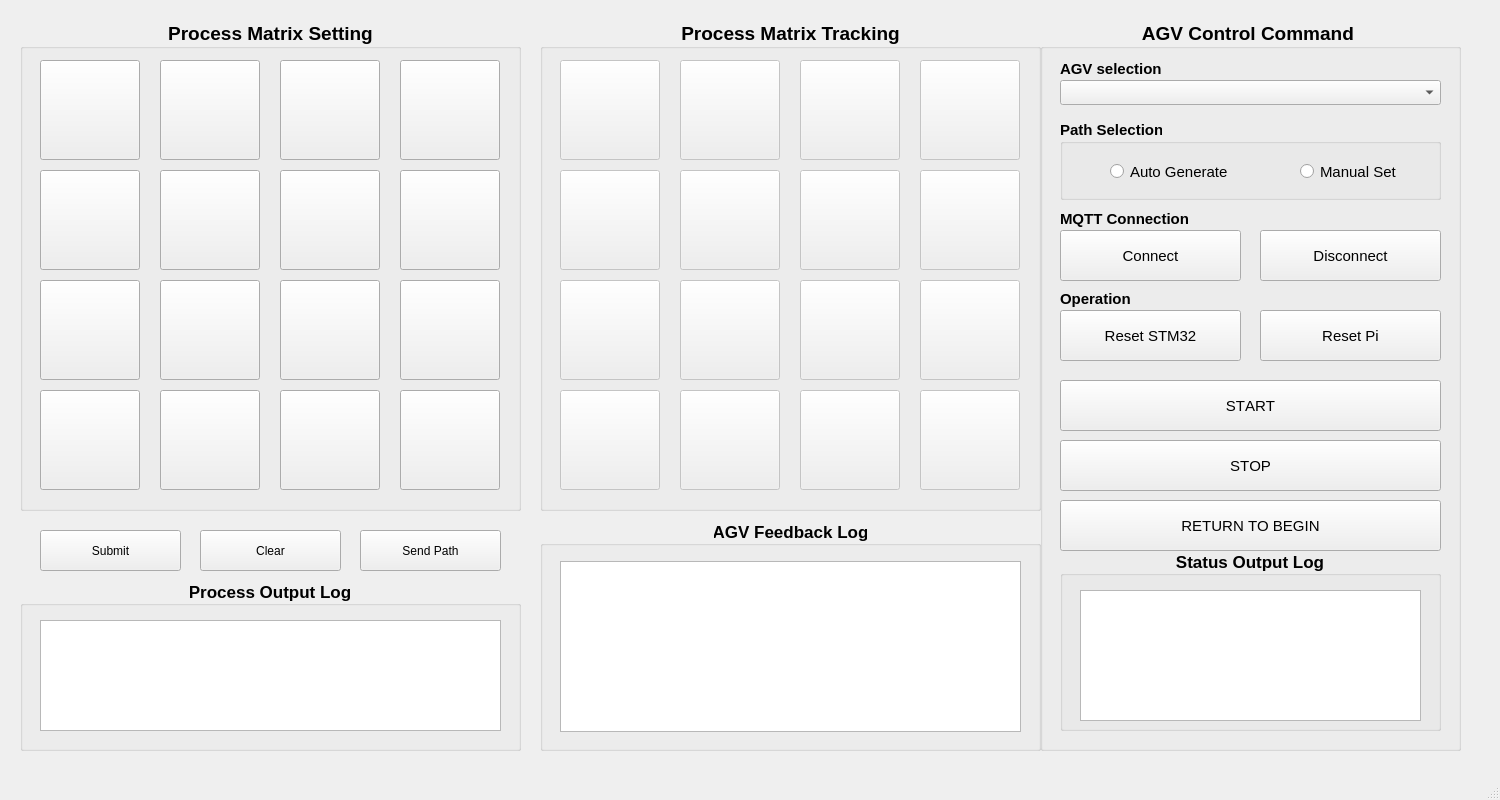
Before: the Qt Designer form software/mqtt-control/mainwindow.ui in Vienchau/qr-control, drawn with Qt 5.
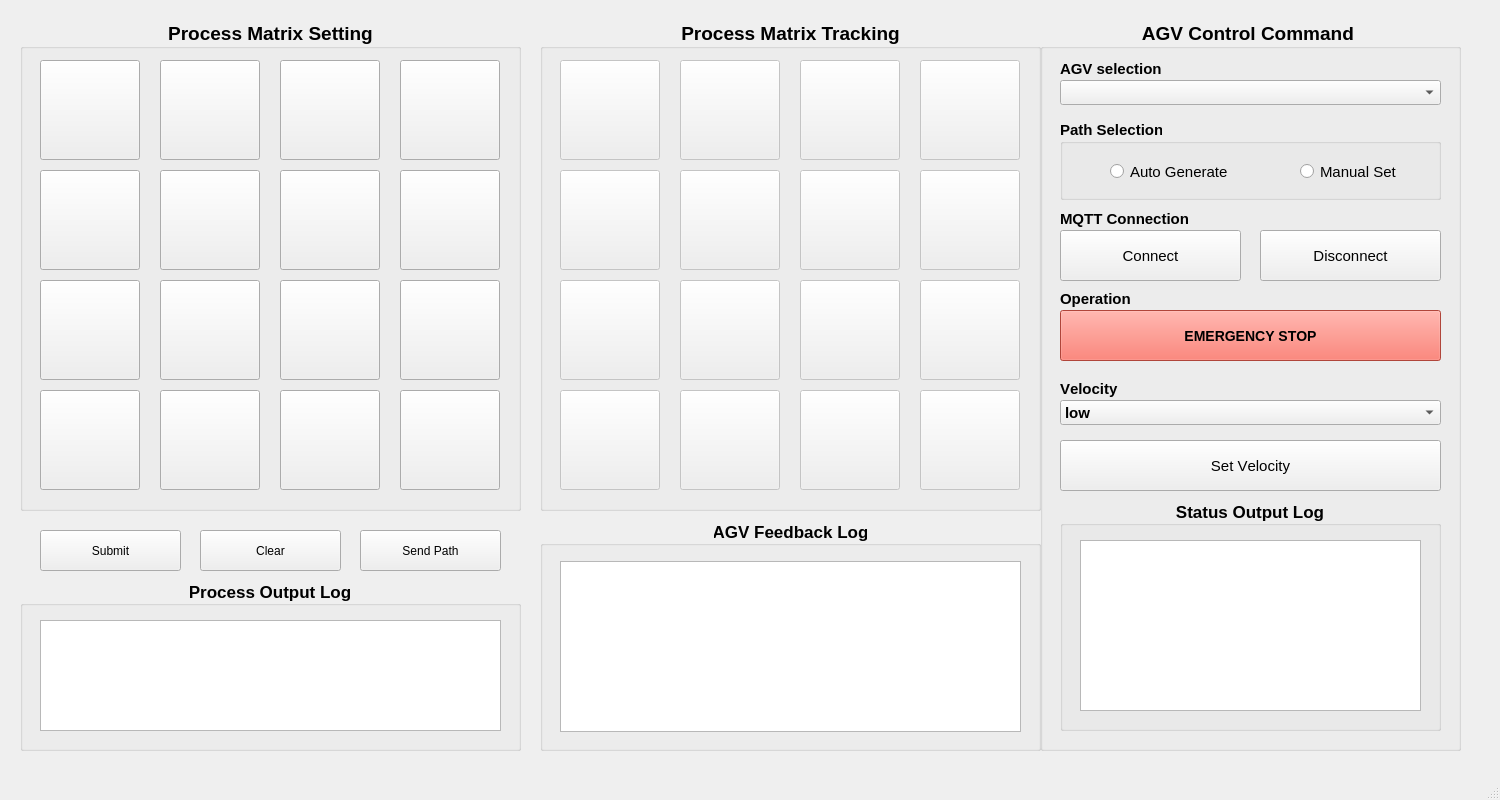
After: the same form once the commit is applied. Icons and pictures are not drawn.

Commit message: velocity changed feat, calib, json encoded feat

What changed in the file:
```diff
--- a/software/mqtt-control/mainwindow.ui
+++ b/software/mqtt-control/mainwindow.ui
@@ -1550,20 +1550,39 @@
       <rect>
        <x>20</x>
        <y>290</y>
-       <width>181</width>
+       <width>381</width>
        <height>51</height>
       </rect>
      </property>
      <property name="font">
       <font>
-       <pointsize>11</pointsize>
-       <weight>50</weight>
-       <bold>false</bold>
+       <pointsize>-1</pointsize>
+       <weight>75</weight>
+       <italic>false</italic>
+       <bold>true</bold>
        <kerning>false</kerning>
       </font>
      </property>
+     <property name="styleSheet">
+      <string notr="true">QPushButton{
+	background:rgb(246, 97, 81);
+	color: rgb(0, 0, 0);
+	font: bold 14px;	
+}
+
+QPushButton:flat {
+    border: none; /* no border for a flat push button */
+}
+
+QPushButton::pressed{
+	background:rgb(237, 51, 59);
+	color: rgb(0, 0, 0);
+	font: bold 14px;	
+}
+</string>
+     </property>
      <property name="text">
-      <string>Reset STM32</string>
+      <string>EMERGENCY STOP</string>
      </property>
     </widget>
     <widget class="QComboBox" name="agvSelectComboBox">
@@ -1605,49 +1624,7 @@
       <string>AGV selection</string>
      </property>
     </widget>
-    <widget class="QPushButton" name="pushButton_2">
-     <property name="geometry">
-      <rect>
-       <x>220</x>
-       <y>290</y>
-       <width>181</width>
-       <height>51</height>
-      </rect>
-     </property>
-     <property name="font">
-      <font>
-       <pointsize>11</pointsize>
-       <weight>50</weight>
-       <bold>false</bold>
-       <kerning>false</kerning>
-      </font>
-     </property>
-     <property name="text">
-      <string>Reset Pi</string>
-     </property>
-    </widget>
-    <widget class="QPushButton" name="pushButton_3">
-     <property name="geometry">
-      <rect>
-       <x>20</x>
-       <y>360</y>
-       <width>381</width>
-       <height>51</height>
-      </rect>
-     </property>
-     <property name="font">
-      <font>
-       <pointsize>11</pointsize>
-       <weight>50</weight>
-       <bold>false</bold>
-       <kerning>false</kerning>
-      </font>
-     </property>
-     <property name="text">
-      <string>START</string>
-     </property>
-    </widget>
-    <widget class="QPushButton" name="pushButton_4">
+    <widget class="QPushButton" name="velocityPushButton">
      <property name="geometry">
       <rect>
        <x>20</x>
@@ -1664,8 +1641,11 @@
        <kerning>false</kerning>
       </font>
      </property>
+     <property name="styleSheet">
+      <string notr="true"/>
+     </property>
      <property name="text">
-      <string>STOP</string>
+      <string>Set Velocity</string>
      </property>
     </widget>
     <widget class="QLabel" name="label_2">
@@ -1689,27 +1669,6 @@
       <string>Operation</string>
      </property>
     </widget>
-    <widget class="QPushButton" name="pushButton_5">
-     <property name="geometry">
-      <rect>
-       <x>20</x>
-       <y>480</y>
-       <width>381</width>
-       <height>51</height>
-      </rect>
-     </property>
-     <property name="font">
-      <font>
-       <pointsize>11</pointsize>
-       <weight>50</weight>
-       <bold>false</bold>
-       <kerning>false</kerning>
-      </font>
-     </property>
-     <property name="text">
-      <string>RETURN TO BEGIN</string>
-     </property>
-    </widget>
     <widget class="QLabel" name="label_4">
      <property name="geometry">
       <rect>
@@ -1777,9 +1736,9 @@
      <property name="geometry">
       <rect>
        <x>20</x>
-       <y>530</y>
+       <y>480</y>
        <width>381</width>
-       <height>181</height>
+       <height>231</height>
       </rect>
      </property>
      <property name="font">
@@ -1802,7 +1761,7 @@
         <x>20</x>
         <y>40</y>
         <width>341</width>
-        <height>131</height>
+        <height>171</height>
        </rect>
       </property>
      </widget>
@@ -1870,6 +1829,60 @@
       </property>
      </widget>
     </widget>
+    <widget class="QComboBox" name="velocityComboBox">
+     <property name="geometry">
+      <rect>
+       <x>20</x>
+       <y>380</y>
+       <width>381</width>
+       <height>25</height>
+      </rect>
+     </property>
+     <property name="font">
+      <font>
+       <pointsize>11</pointsize>
+       <weight>75</weight>
+       <bold>true</bold>
+       <kerning>false</kerning>
+      </font>
+     </property>
+     <item>
+      <property name="text">
+       <string>low</string>
+      </property>
+     </item>
+     <item>
+      <property name="text">
+       <string>normal</string>
+      </property>
+     </item>
+     <item>
+      <property name="text">
+       <string>high</string>
+      </property>
+     </item>
+    </widget>
+    <widget class="QLabel" name="label_3">
+     <property name="geometry">
+      <rect>
+       <x>20</x>
+       <y>360</y>
+       <width>141</width>
+       <height>17</height>
+      </rect>
+     </property>
+     <property name="font">
+      <font>
+       <pointsize>11</pointsize>
+       <weight>75</weight>
+       <bold>true</bold>
+       <kerning>false</kerning>
+      </font>
+     </property>
+     <property name="text">
+      <string>Velocity</string>
+     </property>
+    </widget>
    </widget>
    <widget class="QPushButton" name="submitButton">
     <property name="geometry">
```
Left out of the diff: 2 changed lines with no effect on the pictures. The commit also changes 14 other files.
